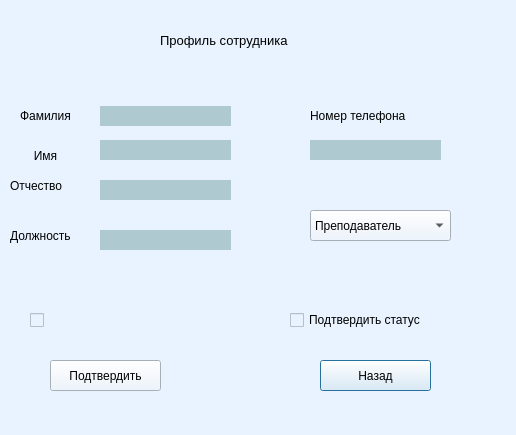
Qt form course/edituser.ui (TFed555/Coursework) before a commit.
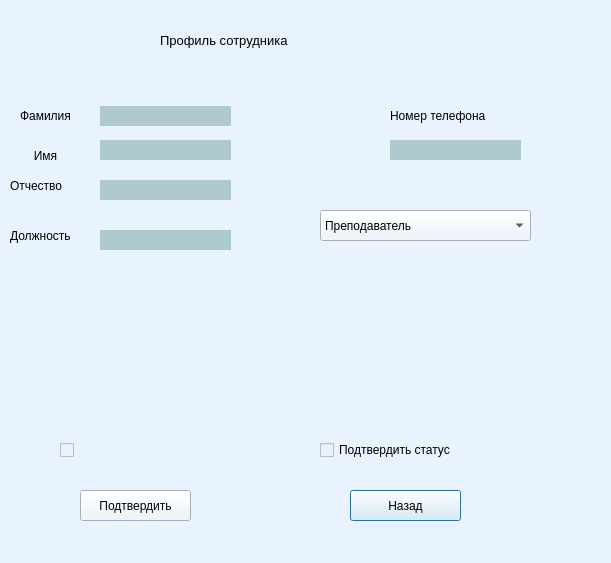
The same form after that commit.

The edit to the form file:
```diff
--- a/course/edituser.ui
+++ b/course/edituser.ui
@@ -6,8 +6,8 @@
    <rect>
     <x>0</x>
     <y>0</y>
-    <width>516</width>
-    <height>435</height>
+    <width>611</width>
+    <height>563</height>
    </rect>
   </property>
   <property name="windowTitle">
@@ -112,7 +112,7 @@
   <widget class="QLabel" name="label_6">
    <property name="geometry">
     <rect>
-     <x>310</x>
+     <x>390</x>
      <y>100</y>
      <width>121</width>
      <height>31</height>
@@ -178,7 +178,7 @@
   <widget class="QLabel" name="phoneNumber">
    <property name="geometry">
     <rect>
-     <x>310</x>
+     <x>390</x>
      <y>140</y>
      <width>131</width>
      <height>20</height>
@@ -194,8 +194,8 @@
   <widget class="QPushButton" name="backButton">
    <property name="geometry">
     <rect>
-     <x>320</x>
-     <y>360</y>
+     <x>350</x>
+     <y>490</y>
      <width>111</width>
      <height>31</height>
     </rect>
@@ -207,8 +207,8 @@
   <widget class="QCheckBox" name="checkBox">
    <property name="geometry">
     <rect>
-     <x>30</x>
-     <y>310</y>
+     <x>60</x>
+     <y>440</y>
      <width>201</width>
      <height>20</height>
     </rect>
@@ -225,8 +225,8 @@
   <widget class="QPushButton" name="confirmButton">
    <property name="geometry">
     <rect>
-     <x>50</x>
-     <y>360</y>
+     <x>80</x>
+     <y>490</y>
      <width>111</width>
      <height>31</height>
     </rect>
@@ -254,9 +254,9 @@
   <widget class="QComboBox" name="comboBox">
    <property name="geometry">
     <rect>
-     <x>310</x>
+     <x>320</x>
      <y>210</y>
-     <width>141</width>
+     <width>211</width>
      <height>31</height>
     </rect>
    </property>
@@ -274,8 +274,8 @@
   <widget class="QCheckBox" name="checkBox_2">
    <property name="geometry">
     <rect>
-     <x>290</x>
-     <y>310</y>
+     <x>320</x>
+     <y>440</y>
      <width>151</width>
      <height>20</height>
     </rect>
@@ -284,6 +284,17 @@
     <string>Подтвердить статус</string>
    </property>
   </widget>
+  <widget class="QWidget" name="verticalLayoutWidget">
+   <property name="geometry">
+    <rect>
+     <x>10</x>
+     <y>260</y>
+     <width>311</width>
+     <height>161</height>
+    </rect>
+   </property>
+   <layout class="QVBoxLayout" name="verticalLayout"/>
+  </widget>
  </widget>
  <resources/>
  <connections/>
```
